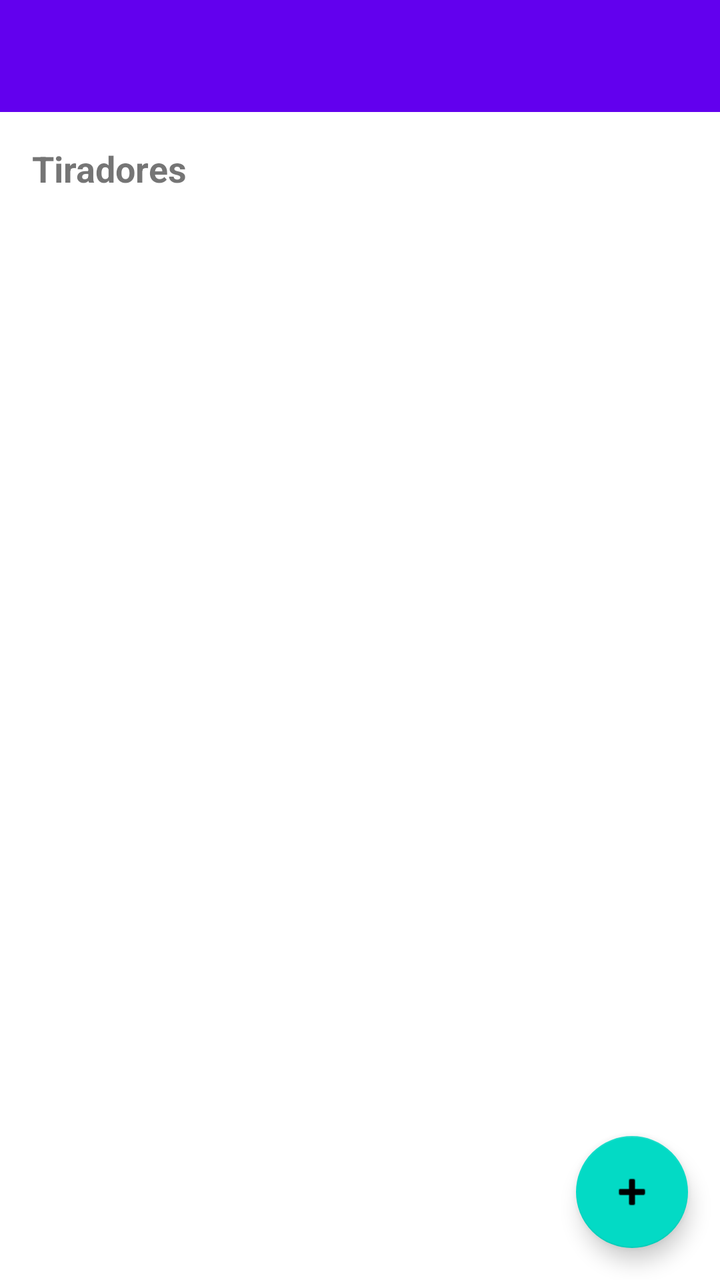
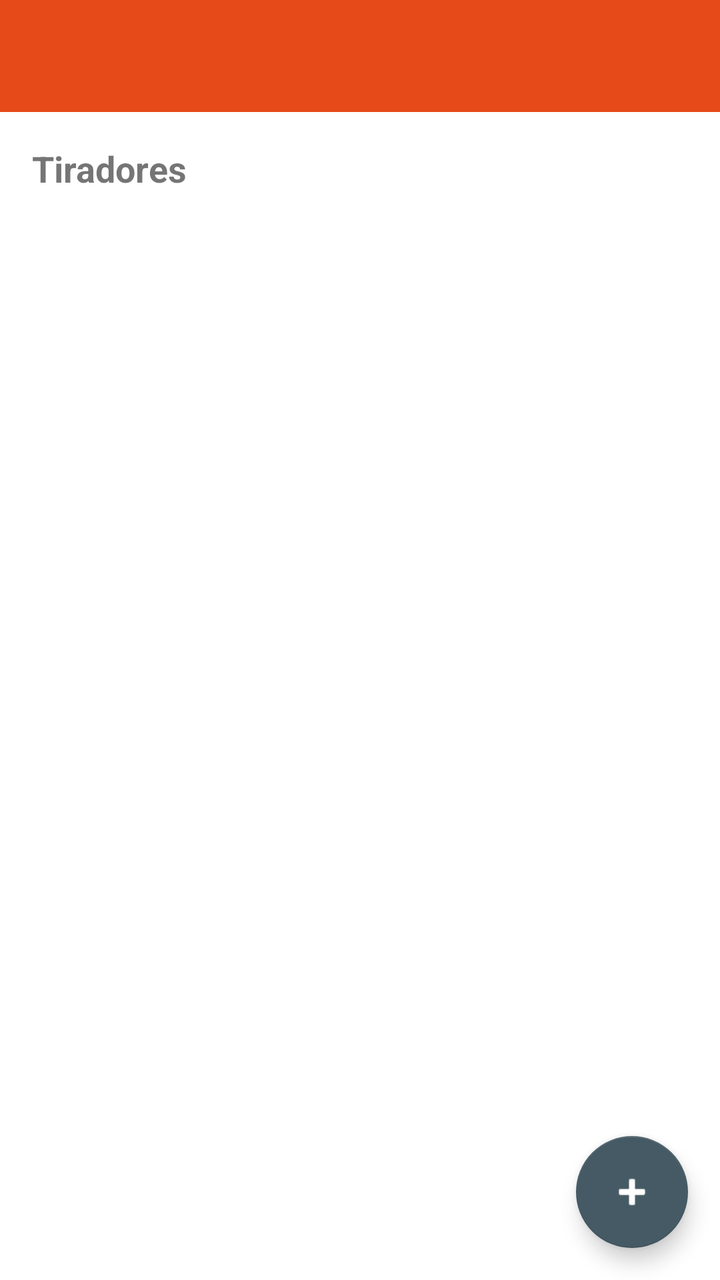

Compare the two renders of this Android layout. The source of the first and the diff that turns it into the second are given below.
<!-- AndroidManifest.xml: application theme Theme.PlatoScore -->
<!-- res/layout/activity_escuadra_detail.xml -->
<?xml version="1.0" encoding="utf-8"?>
<androidx.constraintlayout.widget.ConstraintLayout xmlns:android="http://schemas.android.com/apk/res/android"
    xmlns:app="http://schemas.android.com/apk/res-auto"
    xmlns:tools="http://schemas.android.com/tools"
    android:layout_width="match_parent"
    android:layout_height="match_parent"
    tools:context=".ui.activities.EscuadraDetailActivity">

    <com.google.android.material.appbar.MaterialToolbar
        android:id="@+id/toolbar"
        android:layout_width="0dp"
        android:layout_height="wrap_content"
        android:minHeight="?attr/actionBarSize"
        android:background="?attr/colorPrimary"
        android:theme="@style/ThemeOverlay.MaterialComponents.Dark.ActionBar"
        app:layout_constraintTop_toTopOf="parent"
        app:layout_constraintStart_toStartOf="parent"
        app:layout_constraintEnd_toEndOf="parent" />

    <TextView
        android:id="@+id/tvTitulo"
        android:layout_width="0dp"
        android:layout_height="wrap_content"
        android:text="@string/titulo_tiradores"
        android:textStyle="bold"
        android:textSize="18sp"
        android:paddingStart="16dp"
        android:paddingEnd="16dp"
        android:paddingTop="16dp"
        app:layout_constraintTop_toBottomOf="@id/toolbar"
        app:layout_constraintStart_toStartOf="parent"
        app:layout_constraintEnd_toEndOf="parent" />

    <TextView
        android:id="@+id/tvEmpty"
        android:layout_width="0dp"
        android:layout_height="wrap_content"
        android:text="@string/msg_sin_tiradores_escuadra"
        android:paddingStart="16dp"
        android:paddingEnd="16dp"
        android:paddingTop="8dp"
        android:visibility="gone"
        app:layout_constraintTop_toBottomOf="@id/tvTitulo"
        app:layout_constraintStart_toStartOf="parent"
        app:layout_constraintEnd_toEndOf="parent" />

    <androidx.recyclerview.widget.RecyclerView
        android:id="@+id/rvTiradores"
        android:layout_width="0dp"
        android:layout_height="0dp"
        android:paddingStart="16dp"
        android:paddingEnd="16dp"
        android:clipToPadding="false"
        android:paddingBottom="96dp"
        app:layout_constraintTop_toBottomOf="@id/tvEmpty"
        app:layout_constraintBottom_toBottomOf="parent"
        app:layout_constraintStart_toStartOf="parent"
        app:layout_constraintEnd_toEndOf="parent"
        tools:listitem="@layout/item_tirador" />

    <com.google.android.material.floatingactionbutton.FloatingActionButton
        android:id="@+id/fabAddTirador"
        android:layout_width="wrap_content"
        android:layout_height="wrap_content"
        android:contentDescription="@string/cd_anadir_tirador"
        android:layout_marginEnd="16dp"
        android:layout_marginBottom="16dp"
        android:src="@android:drawable/ic_input_add"
        app:layout_constraintEnd_toEndOf="parent"
        app:layout_constraintBottom_toBottomOf="parent" />

</androidx.constraintlayout.widget.ConstraintLayout>
<!-- res/layout/item_tirador.xml (included above) -->
<?xml version="1.0" encoding="utf-8"?>
<androidx.constraintlayout.widget.ConstraintLayout xmlns:android="http://schemas.android.com/apk/res/android"
    xmlns:app="http://schemas.android.com/apk/res-auto"
    android:layout_width="match_parent"
    android:layout_height="wrap_content"
    android:paddingTop="12dp"
    android:paddingBottom="12dp">

    <TextView
        android:id="@+id/tvNombre"
        android:layout_width="0dp"
        android:layout_height="wrap_content"
        android:textStyle="bold"
        android:textSize="16sp"
        app:layout_constraintTop_toTopOf="parent"
        app:layout_constraintStart_toStartOf="parent"
        app:layout_constraintEnd_toEndOf="parent" />

    <TextView
        android:id="@+id/tvInfo"
        android:layout_width="0dp"
        android:layout_height="wrap_content"
        android:layout_marginTop="4dp"
        app:layout_constraintTop_toBottomOf="@id/tvNombre"
        app:layout_constraintStart_toStartOf="parent"
        app:layout_constraintEnd_toEndOf="parent" />

</androidx.constraintlayout.widget.ConstraintLayout>
<!-- resources referenced by this layout -->
<resources>
  <string name="cd_anadir_tirador">Añadir tirador</string>
  <string name="msg_sin_tiradores_escuadra">No hay tiradores en esta escuadra. Pulsa + para añadir.</string>
  <string name="titulo_tiradores">Tiradores</string>
  <style name="Theme.PlatoScore" parent="Theme.MaterialComponents.DayNight.NoActionBar">
          
          <item name="colorPrimary">@color/purple_500</item>
          <item name="colorPrimaryVariant">@color/purple_700</item>
          <item name="colorOnPrimary">@color/white</item>
          
          <item name="colorSecondary">@color/teal_200</item>
          <item name="colorSecondaryVariant">@color/teal_700</item>
          <item name="colorOnSecondary">@color/black</item>
          
          <item name="android:statusBarColor">?attr/colorPrimaryVariant</item>
          
      </style>
  <color name="purple_500">#FF6200EE</color>
  <color name="purple_700">#FF3700B3</color>
  <color name="white">#FFFFFFFF</color>
  <color name="teal_200">#FF03DAC5</color>
  <color name="teal_700">#FF018786</color>
  <color name="black">#FF000000</color>
</resources>

<!-- the commit's change to res/layout/activity_escuadra_detail.xml (unified diff, before → after) -->
@@ -11,7 +11,7 @@
         android:layout_width="0dp"
         android:layout_height="wrap_content"
         android:minHeight="?attr/actionBarSize"
-        android:background="?attr/colorPrimary"
+        android:background="?attr/platoAppBar"
         android:theme="@style/ThemeOverlay.MaterialComponents.Dark.ActionBar"
         app:layout_constraintTop_toTopOf="parent"
         app:layout_constraintStart_toStartOf="parent"
<!-- resource entries referenced after the edit -->
@@ -5,22 +5,24 @@
   <string name="titulo_tiradores">Tiradores</string>
   <style name="Theme.PlatoScore" parent="Theme.MaterialComponents.DayNight.NoActionBar">
           
-          <item name="colorPrimary">@color/purple_500</item>
-          <item name="colorPrimaryVariant">@color/purple_700</item>
+          <item name="colorPrimary">@color/naranja</item>
+          <item name="colorPrimaryVariant">@color/naranja_oscuro</item>
           <item name="colorOnPrimary">@color/white</item>
           
-          <item name="colorSecondary">@color/teal_200</item>
-          <item name="colorSecondaryVariant">@color/teal_700</item>
-          <item name="colorOnSecondary">@color/black</item>
+          <item name="colorSecondary">@color/grafito</item>
+          <item name="colorSecondaryVariant">@color/grafito_oscuro</item>
+          <item name="colorOnSecondary">@color/white</item>
+          
+          <item name="platoAppBar">@color/naranja</item>
+          <item name="platoOnAppBar">@color/white</item>
           
           <item name="android:statusBarColor">?attr/colorPrimaryVariant</item>
           
       </style>
-  <color name="purple_500">#FF6200EE</color>
-  <color name="purple_700">#FF3700B3</color>
+  <color name="naranja">#FFE64A19</color>
+  <color name="naranja_oscuro">#FFBF360C</color>
   <color name="white">#FFFFFFFF</color>
-  <color name="teal_200">#FF03DAC5</color>
-  <color name="teal_700">#FF018786</color>
-  <color name="black">#FF000000</color>
+  <color name="grafito">#FF455A64</color>
+  <color name="grafito_oscuro">#FF263238</color>
 </resources>
 
